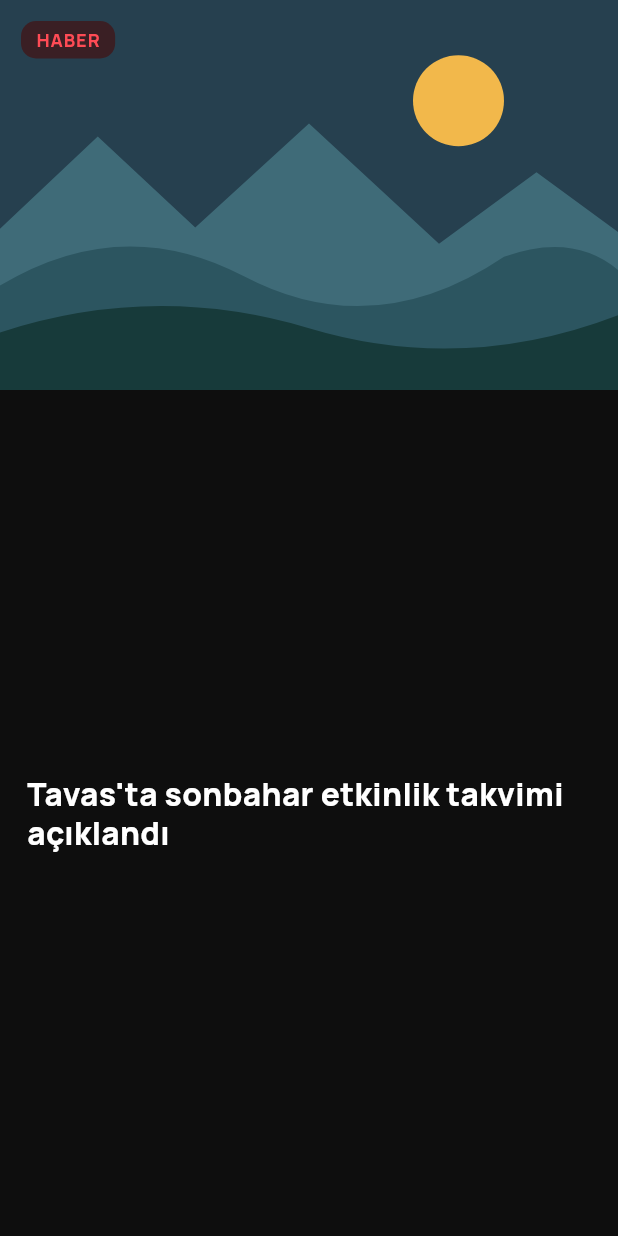
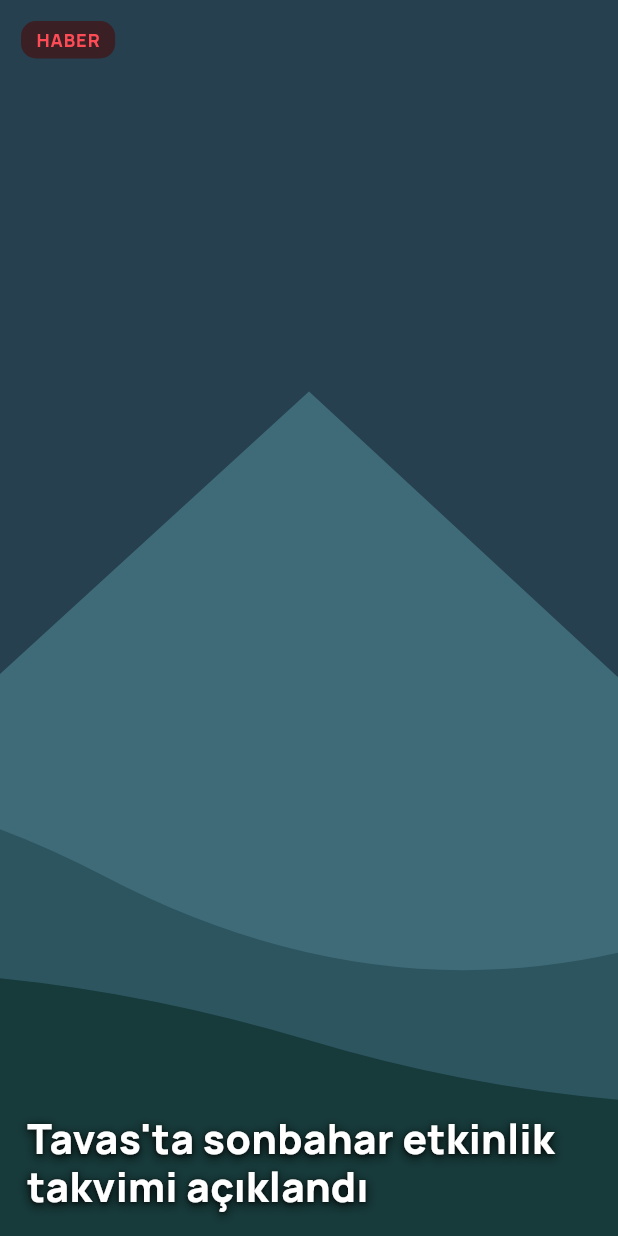
Before and after one commit to Rogehas/Rogehas, a Flutter app: the _Slide widget shown alone on an empty page, opened directly with sample values from the repository, on a phone screen of 412 x 824 dp. Run offline on Flutter 3.47's test engine with Material 3 defaults, Android fonts, the phone set to English and light mode, and no system bars; our stand-ins replace cloud_firestore, firebase_auth, firebase_core, firebase_messaging, google_fonts, share_plus and 1 more; accounts and stored records are empty; network calls fail.

Commit message:
Home hero: auto-rotating title styles over the photo (white, yellow, bands), red band for outages
Co-Authored-By: Claude Sonnet 5.5 <noreply@anthropic.com>
Claude-Session: https://claude.ai/code/session_01XCvQ9jtS6GKCnyEgdBQNNa

```diff
--- /dev/null
+++ b/app/lib/data/hero_style.dart
@@ -0,0 +1,36 @@
+import 'models.dart';
+
+/// Ana sayfadaki kayan haberlerde başlığın fotoğraf üzerindeki görünümü.
+enum HeroStyle {
+  /// Beyaz büyük yazı, altta.
+  whiteBottom,
+
+  /// Sarı, büyük harfli yazı, ortada.
+  yellowMiddle,
+
+  /// Üstte sarı şerit, siyah yazı.
+  yellowBandTop,
+
+  /// Altta siyah yuvarlak şerit, beyaz yazı.
+  blackBand,
+
+  /// Altta tam genişlikte kırmızı şerit (kesinti haberleri).
+  redBand,
+}
+
+const _rotation = [
+  HeroStyle.whiteBottom,
+  HeroStyle.yellowMiddle,
+  HeroStyle.yellowBandTop,
+  HeroStyle.blackBand,
+];
+
+/// Slaytın sırasına ve türüne göre stil seçer. Kesinti hep kırmızı şerittir;
+/// diğerlerinde komşu iki slayt asla aynı stili almaz.
+HeroStyle heroStyleFor(int index, NewsKind kind) => kind == NewsKind.kesinti
+    ? HeroStyle.redBand
+    : _rotation[index % _rotation.length];
+
+/// Türkçe büyük harf (i → İ, ı → I).
+String trUpper(String s) =>
+    s.replaceAll('i', 'İ').replaceAll('ı', 'I').toUpperCase();
--- a/app/lib/screens/home_screen.dart
+++ b/app/lib/screens/home_screen.dart
@@ -1,6 +1,7 @@
 import 'package:flutter/material.dart';
 
 import '../data/content_repository.dart';
+import '../data/hero_style.dart';
 import '../data/models.dart';
 import '../theme/app_theme.dart';
 import '../widgets/common.dart';
@@ -174,7 +175,7 @@ class _HeroState extends State<_Hero> {
           ),
         ),
         SizedBox(
-          height: 372,
+          height: 340,
           child: Stack(
             children: [
               const Positioned.fill(
@@ -211,6 +212,7 @@ class _HeroState extends State<_Hero> {
                             onPageChanged: (i) => setState(() => _page = i),
                             itemBuilder: (context, i) => _Slide(
                               slides[i],
+                              style: heroStyleFor(i, slides[i].kind),
                               onTap: () => widget.onOpen(slides[i]),
                             ),
                           ),
@@ -336,46 +338,92 @@ class _Arrow extends StatelessWidget {
 
 /// Tek haber slaytı: tam genişlik görsel, altta etiket, başlık ve zaman.
 class _Slide extends StatelessWidget {
-  const _Slide(this.item, {required this.onTap});
+  const _Slide(this.item, {required this.style, required this.onTap});
   final NewsItem item;
+  final HeroStyle style;
   final VoidCallback onTap;
 
-  /// Fotoğraf alanının yüksekliği; altındaki koyu şerit yalnızca başlığı taşır.
-  static const imageHeight = 260.0;
+  static const _shadow = [
+    Shadow(color: Color(0xE6000000), blurRadius: 8, offset: Offset(0, 2)),
+    Shadow(color: Color(0x99000000), blurRadius: 3, offset: Offset(0, 1)),
+  ];
 
-  @override
-  Widget build(BuildContext context) {
-    return GestureDetector(
-      onTap: onTap,
-      behavior: HitTestBehavior.opaque,
-      child: Column(
-        children: [
-          // Fotoğrafın üstüne renk bindirilmez; özgün renkleri ve netliği korunur.
-          SizedBox(
-            height: imageHeight,
-            width: double.infinity,
-            child: Stack(
-              fit: StackFit.expand,
-              children: [
-                NewsVisual(item, palette: ScenePalette.dusk),
-                // Haber / Duyuru / Kesinti etiketi fotoğrafın sol üst köşesinde.
-                Positioned(
-                  left: 14,
-                  top: 14,
-                  child: TagChip(item.tagText, item.kind),
-                ),
-              ],
+  Widget _title() {
+    switch (style) {
+      case HeroStyle.whiteBottom:
+        return Positioned(
+          left: 18,
+          right: 18,
+          bottom: 18,
+          child: Text(
+            item.title,
+            maxLines: 3,
+            overflow: TextOverflow.ellipsis,
+            style: const TextStyle(
+              fontSize: 27,
+              fontWeight: FontWeight.w800,
+              height: 1.2,
+              color: Colors.white,
+              shadows: _shadow,
             ),
           ),
-          Expanded(
+        );
+      case HeroStyle.yellowMiddle:
+        return Positioned.fill(
+          child: Align(
+            alignment: Alignment.centerLeft,
+            child: Padding(
+              padding: const EdgeInsets.symmetric(horizontal: 18),
+              child: Text(
+                trUpper(item.title),
+                maxLines: 4,
+                overflow: TextOverflow.ellipsis,
+                style: const TextStyle(
+                  fontSize: 30,
+                  fontWeight: FontWeight.w900,
+                  height: 1.1,
+                  color: Color(0xFFFFD400),
+                  shadows: _shadow,
+                ),
+              ),
+            ),
+          ),
+        );
+      case HeroStyle.yellowBandTop:
+        return Positioned(
+          left: 0,
+          right: 0,
+          top: 56,
           child: Container(
-              width: double.infinity,
-              color: const Color(0xFF0E0E0E),
-              padding: const EdgeInsets.symmetric(horizontal: 18),
-              alignment: Alignment.centerLeft,
+            color: const Color(0xFFFFD400),
+            padding: const EdgeInsets.symmetric(horizontal: 18, vertical: 10),
             child: Text(
               item.title,
               maxLines: 2,
+              overflow: TextOverflow.ellipsis,
+              style: const TextStyle(
+                fontSize: 20,
+                fontWeight: FontWeight.w900,
+                height: 1.2,
+                color: Color(0xFF111111),
+              ),
+            ),
+          ),
+        );
+      case HeroStyle.blackBand:
+        return Positioned(
+          left: 14,
+          right: 14,
+          bottom: 16,
+          child: Container(
+            padding: const EdgeInsets.symmetric(horizontal: 16, vertical: 12),
+            decoration: BoxDecoration(
+              color: const Color(0xD9000000),
+              borderRadius: BorderRadius.circular(16),
+            ),
+            child: Text(
+              item.title,
+              maxLines: 3,
               overflow: TextOverflow.ellipsis,
               style: const TextStyle(
                 fontSize: 21,
@@ -385,6 +433,47 @@ class _Slide extends StatelessWidget {
               ),
             ),
           ),
+        );
+      case HeroStyle.redBand:
+        return Positioned(
+          left: 0,
+          right: 0,
+          bottom: 0,
+          child: Container(
+            color: AppColors.lime,
+            padding: const EdgeInsets.symmetric(horizontal: 18, vertical: 14),
+            child: Text(
+              item.title,
+              maxLines: 2,
+              overflow: TextOverflow.ellipsis,
+              style: const TextStyle(
+                fontSize: 22,
+                fontWeight: FontWeight.w800,
+                height: 1.2,
+                color: Colors.white,
+              ),
+            ),
+          ),
+        );
+    }
+  }
+
+  @override
+  Widget build(BuildContext context) {
+    return GestureDetector(
+      onTap: onTap,
+      behavior: HitTestBehavior.opaque,
+      child: Stack(
+        fit: StackFit.expand,
+        children: [
+          // Fotoğrafın üstüne renk katmanı bindirilmez; yalnızca yazı stilleri vardır.
+          NewsVisual(item, palette: ScenePalette.dusk),
+          _title(),
+          // Haber / Duyuru / Kesinti etiketi fotoğrafın sol üst köşesinde.
+          Positioned(
+            left: 14,
+            top: 14,
+            child: TagChip(item.tagText, item.kind),
           ),
         ],
       ),
```
Also changed, not shown: 2 other files. Lines whose indentation alone changed are shown as unchanged.
